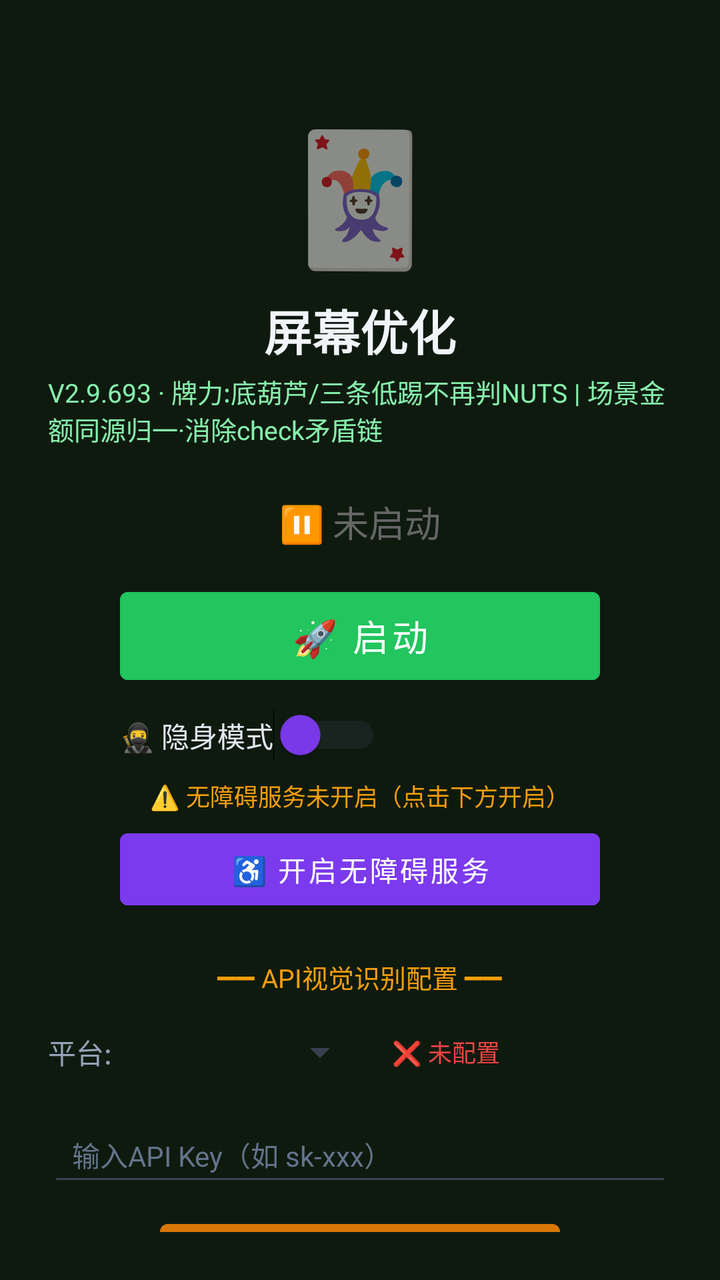
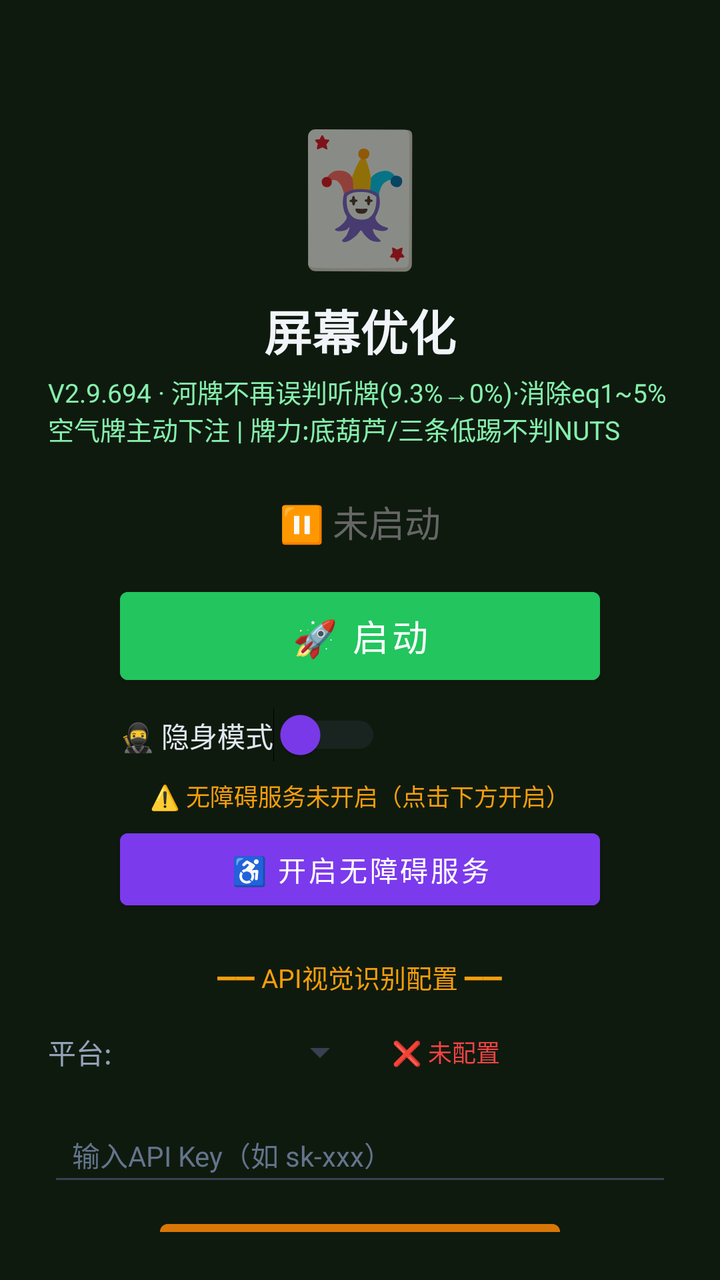

Compare the two renders of this Android layout. The source of the first and the diff that turns it into the second are given below.
<!-- AndroidManifest.xml: activity theme Theme.MjScreenshot -->
<!-- res/layout/activity_main.xml -->
<?xml version="1.0" encoding="utf-8"?>
<LinearLayout xmlns:android="http://schemas.android.com/apk/res/android"
    android:layout_width="match_parent"
    android:layout_height="match_parent"
    android:orientation="vertical"
    android:background="#0f1a0f"
    android:padding="24dp"
    android:gravity="center_horizontal">

    <TextView
        android:layout_width="wrap_content"
        android:layout_height="wrap_content"
        android:text="🃏"
        android:textSize="64sp"
        android:layout_marginTop="30dp" />

    <TextView
        android:layout_width="wrap_content"
        android:layout_height="wrap_content"
        android:text="屏幕优化"
        android:textSize="24sp"
        android:textColor="#f1f5f9"
        android:textStyle="bold"
        android:layout_marginTop="8dp" />

    <TextView
        android:layout_width="wrap_content"
        android:layout_height="wrap_content"
        android:text="V2.9.693 · 牌力:底葫芦/三条低踢不再判NUTS | 场景金额同源归一·消除check矛盾链"
        android:textSize="13sp"
        android:textColor="#86efac"
        android:layout_marginTop="4dp" />

    <TextView
        android:id="@+id/tvStatus"
        android:layout_width="wrap_content"
        android:layout_height="wrap_content"
        android:text="⏸ 未启动"
        android:textSize="18sp"
        android:textColor="#666666"
        android:layout_marginTop="24dp" />

    <Button
        android:id="@+id/btnStart"
        android:layout_width="240dp"
        android:layout_height="56dp"
        android:text="🚀 启动"
        android:textSize="18sp"
        android:textColor="#ffffff"
        android:backgroundTint="#22c55e"
        android:layout_marginTop="16dp" />

    <Button
        android:id="@+id/btnHelper"
        android:layout_width="240dp"
        android:layout_height="56dp"
        android:text="🃏 打开智囊"
        android:textSize="16sp"
        android:textColor="#ffffff"
        android:backgroundTint="#16a34a"
        android:layout_marginTop="12dp"
        android:visibility="gone" />

    
    <LinearLayout
        android:layout_width="240dp"
        android:layout_height="wrap_content"
        android:orientation="horizontal"
        android:gravity="center_vertical"
        android:layout_marginTop="8dp">

        <Switch
            android:id="@+id/switchStealth"
            android:layout_width="wrap_content"
            android:layout_height="wrap_content"
            android:text="🥷 隐身模式"
            android:textColor="#e2e8f0"
            android:textSize="14sp"
            android:thumbTint="#7c3aed"
            android:trackTint="#374151" />
    </LinearLayout>

    <TextView
        android:id="@+id/tvAccessibilityStatus"
        android:layout_width="wrap_content"
        android:layout_height="wrap_content"
        android:text="⚠️ 无障碍服务未开启（点击下方开启）"
        android:textSize="12sp"
        android:textColor="#f59e0b"
        android:layout_marginTop="8dp"
        android:gravity="center" />

    <Button
        android:id="@+id/btnAccessibility"
        android:layout_width="240dp"
        android:layout_height="48dp"
        android:text="♿ 开启无障碍服务"
        android:textSize="14sp"
        android:textColor="#ffffff"
        android:backgroundTint="#7c3aed"
        android:layout_marginTop="4dp" />

    <TextView
        android:layout_width="wrap_content"
        android:layout_height="wrap_content"
        android:text="━━ API视觉识别配置 ━━"
        android:textSize="13sp"
        android:textColor="#f59e0b"
        android:layout_marginTop="20dp" />

    <LinearLayout
        android:layout_width="match_parent"
        android:layout_height="wrap_content"
        android:orientation="horizontal"
        android:layout_marginTop="8dp"
        android:gravity="center_vertical">

        <TextView
            android:layout_width="wrap_content"
            android:layout_height="wrap_content"
            android:text="平台:"
            android:textSize="14sp"
            android:textColor="#94a3b8" />

        <Spinner
            android:id="@+id/spinnerProvider"
            android:layout_width="120dp"
            android:layout_height="40dp"
            android:layout_marginStart="8dp"
            android:backgroundTint="#374151" />

        <TextView
            android:id="@+id/tvApiStatus"
            android:layout_width="wrap_content"
            android:layout_height="wrap_content"
            android:text="❌ 未配置"
            android:textSize="12sp"
            android:textColor="#ef4444"
            android:layout_marginStart="12dp" />
    </LinearLayout>

    <EditText
        android:id="@+id/etApiKey"
        android:layout_width="match_parent"
        android:layout_height="44dp"
        android:hint="输入API Key（如 sk-xxx）"
        android:textSize="14sp"
        android:textColor="#e2e8f0"
        android:textColorHint="#64748b"
        android:backgroundTint="#374151"
        android:inputType="textPassword"
        android:layout_marginTop="8dp"
        android:paddingStart="12dp"
        android:paddingEnd="12dp" />

    <Button
        android:id="@+id/btnSaveApi"
        android:layout_width="200dp"
        android:layout_height="44dp"
        android:text="💾 保存API配置"
        android:textSize="14sp"
        android:textColor="#ffffff"
        android:backgroundTint="#d97706"
        android:layout_marginTop="8dp" />

    <TextView
        android:id="@+id/tvHint"
        android:layout_width="wrap_content"
        android:layout_height="wrap_content"
        android:text="先点上方按钮启动截屏"
        android:textSize="13sp"
        android:textColor="#666666"
        android:layout_marginTop="12dp"
        android:gravity="center" />

    <TextView
        android:layout_width="wrap_content"
        android:layout_height="wrap_content"
        android:text="使用步骤：\n1. 配置API Key（支持OpenAI/通义千问VL/硅基流动）\n2. 点「开启无障碍服务」→ 开启\n3. 开启「🥷隐身模式」(反检测)\n4. 点「启动」→ 允许悬浮窗\n5. 打牌时点屏幕上的🎯悬浮球即可截屏识别\n★ 拖动悬浮球可移到不挡牌的位置 ★\n★ 长按悬浮球可展开/收起详细面板 ★\n★ 悬浮球边框颜色=建议：绿=加注 橙=跟注 红=弃牌 ★"
        android:textSize="12sp"
        android:textColor="#64748b"
        android:layout_marginTop="12dp"
        android:lineSpacingExtra="3dp" />

</LinearLayout>
<!-- resources referenced by this layout -->
<resources>
  <style name="Theme.MjScreenshot" parent="Theme.MaterialComponents.DayNight.DarkActionBar">
          <item name="colorPrimary">#1e40af</item>
          <item name="colorPrimaryVariant">#1e3a8a</item>
          <item name="colorOnPrimary">#ffffff</item>
          <item name="android:statusBarColor">#0f172a</item>
      </style>
</resources>

<!-- the commit's change to res/layout/activity_main.xml (unified diff, before → after) -->
@@ -26,7 +26,7 @@
     <TextView
         android:layout_width="wrap_content"
         android:layout_height="wrap_content"
-        android:text="V2.9.693 · 牌力:底葫芦/三条低踢不再判NUTS | 场景金额同源归一·消除check矛盾链"
+        android:text="V2.9.694 · 河牌不再误判听牌(9.3%→0%)·消除eq1~5%空气牌主动下注 | 牌力:底葫芦/三条低踢不判NUTS"
         android:textSize="13sp"
         android:textColor="#86efac"
         android:layout_marginTop="4dp" />
